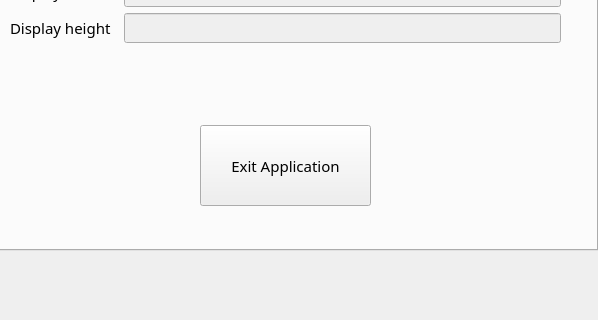
Old version of the form ui_files/MainWindow.ui in the repository Snupai/MultipackParser; both pictures show x 682 to 1280 and y 139 to 459 of the 1280 by 720 pixel window.
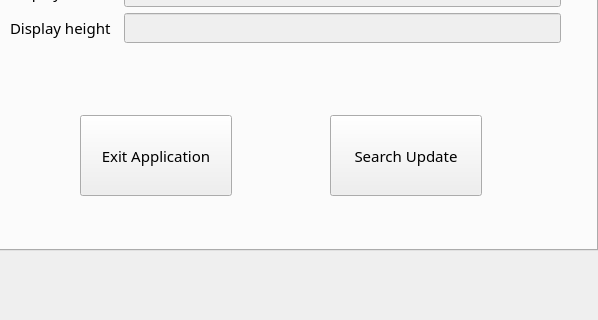
New version of the form. The open tabs and pages were chosen to show the change. Icons and pictures are not drawn.

Commit message: Update MainWindow UI to reset current tab index and add Search Update button, improving navigation and functionality

```diff
--- a/ui_files/MainWindow.ui
+++ b/ui_files/MainWindow.ui
@@ -1270,12 +1270,25 @@
         <string>Speichern</string>
        </property>
       </widget>
+      <widget class="QPushButton" name="pushButtonSearchUpdate">
+       <property name="geometry">
+        <rect>
+         <x>1010</x>
+         <y>220</y>
+         <width>152</width>
+         <height>81</height>
+        </rect>
+       </property>
+       <property name="text">
+        <string>Search Update</string>
+       </property>
+      </widget>
       <widget class="QPushButton" name="pushButtonExitApp">
        <property name="geometry">
         <rect>
-         <x>880</x>
-         <y>230</y>
-         <width>171</width>
+         <x>760</x>
+         <y>220</y>
+         <width>152</width>
          <height>81</height>
         </rect>
        </property>
```
Left out of the diff: 2 changed lines with no effect on the pictures. The commit also changes 1 other file.
